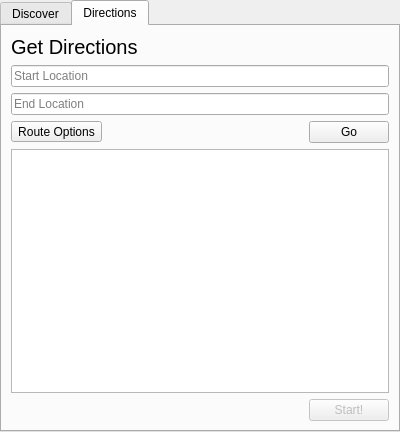
Qt form bnbnav-frontend/statedialog.ui (vicr123/bnbnav) before a commit.
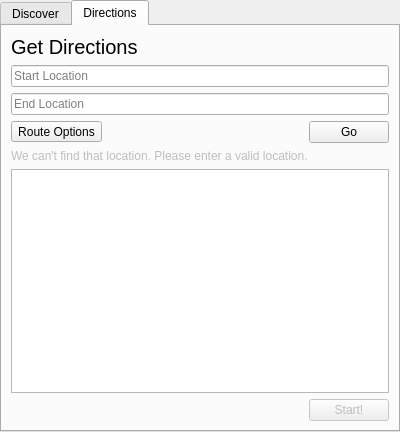
The same form after that commit. Custom widgets are drawn as their Qt base class.

The edit to the form file:
```diff
--- a/bnbnav-frontend/statedialog.ui
+++ b/bnbnav-frontend/statedialog.ui
@@ -214,6 +214,19 @@
              </item>
             </layout>
            </item>
+           <item>
+            <widget class="QLabel" name="errorLabel">
+             <property name="enabled">
+              <bool>false</bool>
+             </property>
+             <property name="text">
+              <string>We can't find that location. Please enter a valid location.</string>
+             </property>
+             <property name="wordWrap">
+              <bool>true</bool>
+             </property>
+            </widget>
+           </item>
            <item>
             <widget class="QListView" name="instructionList"/>
            </item>
```
